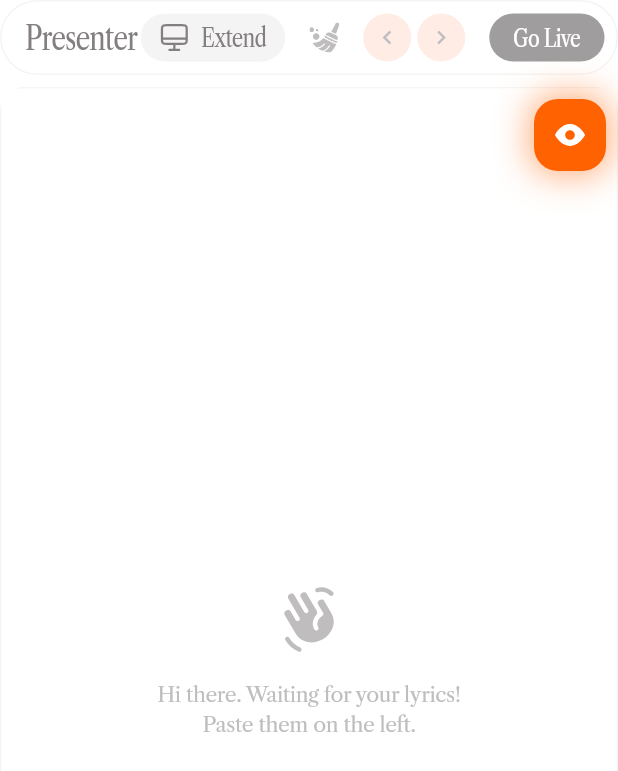
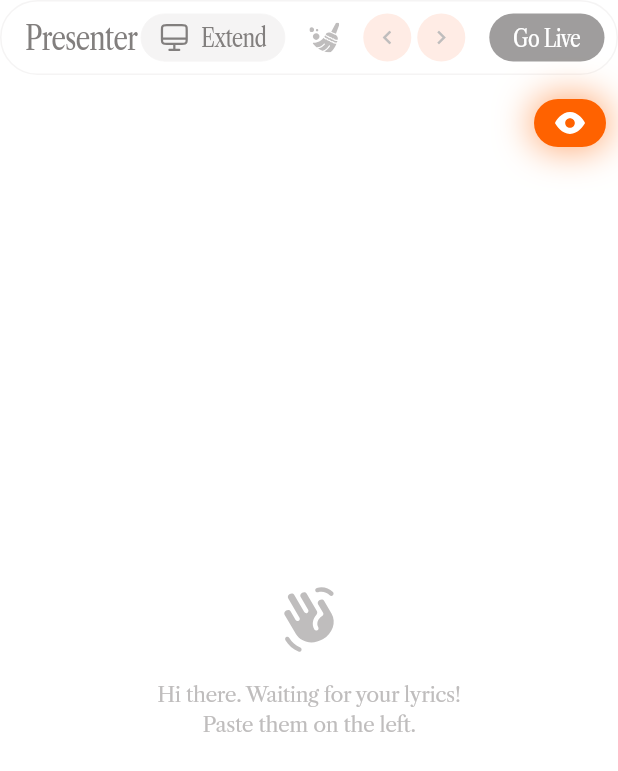
Before and after one commit to JGodwyn/Lycri, a Flutter app: the PresenterPanel widget shown alone on an empty page, opened directly, after a tap on "This display", after a tap on "Extend", on a phone screen of 412 x 824 dp. Shown: the top 771 px of the screen. Run offline on Flutter 3.47's test engine with Material 3 defaults, Android fonts, the phone set to English and light mode, and no system bars; our stand-ins replace fc_native_video_thumbnail, file_picker, flutter_dotenv, flutter_riverpod, flutter_svg, shared_preferences and 2 more; missing offline and left inert: desktop_multi_window, screen_retriever, window_manager; accounts and stored records are empty.

Commit message:
More styling done

```diff
--- a/lib/features/operator/presentation/presenter_panel.dart
+++ b/lib/features/operator/presentation/presenter_panel.dart
@@ -238,9 +238,7 @@ class PresenterPanel extends ConsumerWidget {
                         if (mode == DisplayOutputMode.ndi) {
                           ScaffoldMessenger.of(context).showSnackBar(
                             const SnackBar(
-                              content: Text(
-                                'NDI output is not yet supported.',
-                              ),
+                              content: Text('NDI output is not yet supported.'),
                               duration: Duration(seconds: 3),
                             ),
                           );
@@ -290,11 +288,7 @@ class PresenterPanel extends ConsumerWidget {
                     return Container(
                       clipBehavior: Clip.antiAlias,
                       decoration: BoxDecoration(
-                        borderRadius: BorderRadius.circular(AppRadius.lg),
-                        border: Border.all(
-                          color: AppColors.borderMinimal,
-                          width: AppStroke.md,
-                        ),
+                        borderRadius: BorderRadius.circular(AppRadius.xl),
                       ),
                       child: Stack(
                         children: [
@@ -303,33 +297,45 @@ class PresenterPanel extends ConsumerWidget {
                             child: Container(
                               decoration: BoxDecoration(
                                 color:
-                                    style.backgroundType == BackgroundType.solidColor
+                                    style.backgroundType ==
+                                            BackgroundType.solidColor
                                         ? style.backgroundColor
                                         : null,
                                 gradient:
-                                    style.backgroundType == BackgroundType.gradient
-                                        ? (style.gradientType == GradientType.linear
+                                    style.backgroundType ==
+                                            BackgroundType.gradient
+                                        ? (style.gradientType ==
+                                                GradientType.linear
                                             ? LinearGradient(
                                               colors:
-                                                  style.gradientColors.length >= 2
+                                                  style.gradientColors.length >=
+                                                          2
                                                       ? style.gradientColors
-                                                      : [Colors.white, Colors.black],
+                                                      : [
+                                                        Colors.white,
+                                                        Colors.black,
+                                                      ],
                                               begin: Alignment.topCenter,
                                               end: Alignment.bottomCenter,
                                               stops: const [0.0, 1.0],
                                             )
                                             : RadialGradient(
                                               colors:
-                                                  style.gradientColors.length >= 2
+                                                  style.gradientColors.length >=
+                                                          2
                                                       ? style.gradientColors
-                                                      : [Colors.white, Colors.black],
+                                                      : [
+                                                        Colors.white,
+                                                        Colors.black,
+                                                      ],
                                               center: Alignment.center,
                                               radius: 0.8,
                                               stops: const [0.0, 1.0],
                                             ))
                                         : null,
                                 image:
-                                    style.backgroundType == BackgroundType.image &&
+                                    style.backgroundType ==
+                                                BackgroundType.image &&
                                             style.backgroundImagePath != null
                                         ? DecorationImage(
                                           image: FileImage(
@@ -355,7 +361,9 @@ class PresenterPanel extends ConsumerWidget {
                               duration: const Duration(milliseconds: 250),
                               child:
                                   lyrics != null
-                                      ? const _LyricsPreview(key: ValueKey('lyrics'))
+                                      ? const _LyricsPreview(
+                                        key: ValueKey('lyrics'),
+                                      )
                                       : const _EmptyPresenterState(
                                         key: ValueKey('empty'),
                                       ),
@@ -381,7 +389,6 @@ class PresenterPanel extends ConsumerWidget {
     );
   }
 }
-
 
 // ─── Visibility toggle ───────────────────────────────────────────────────────
 
@@ -417,13 +424,16 @@ class _VisibilityToggleState extends ConsumerState<_VisibilityToggle> {
           duration: const Duration(milliseconds: 250),
           curve: Curves.easeOutCubic,
           width: 48,
-          height: 48,
+          height: 32,
           decoration: BoxDecoration(
-            color: _lyricsVisible
-                ? AppColors.surfaceBrand       // orange when active
-                : AppColors.surface4,          // neutral when inactive
-            borderRadius: BorderRadius.circular(AppRadius.lg),
-            boxShadow: _lyricsVisible
+            color:
+                _lyricsVisible
+                    ? AppColors
+                        .surfaceBrand // orange when active
+                    : AppColors.surface4, // neutral when inactive
+            borderRadius: BorderRadius.circular(AppRadius.full),
+            boxShadow:
+                _lyricsVisible
                     ? [
                       // Brand glow matching the image
                       BoxShadow(
@@ -825,8 +835,11 @@ class _ScreenSelectorState extends ConsumerState<_ScreenSelector>
                           children:
                               _DisplayMode.values.map((mode) {
                                 // Map shared provider state back to the private UI enum for selection highlight.
-                                final currentMode = ref.watch(displayModeProvider);
-                                final isSelected = currentMode.index == mode.index;
+                                final currentMode = ref.watch(
+                                  displayModeProvider,
+                                );
+                                final isSelected =
+                                    currentMode.index == mode.index;
                                 return Expanded(
                                   child: Padding(
                                     padding: EdgeInsets.only(
@@ -883,7 +896,8 @@ class _ScreenSelectorState extends ConsumerState<_ScreenSelector>
                 width: AppStroke.sm,
               ),
             ),
-            child: Builder(builder: (context) {
+            child: Builder(
+              builder: (context) {
                 // Read the shared provider to keep the trigger label in sync.
                 final currentMode = ref.watch(displayModeProvider);
                 final uiMode = _DisplayMode.values[currentMode.index];
@@ -917,7 +931,8 @@ class _ScreenSelectorState extends ConsumerState<_ScreenSelector>
                     ),
                   ],
                 );
-            }),
+              },
+            ),
           ),
         ),
       ),
```
Lines whose indentation alone changed are shown as unchanged.
